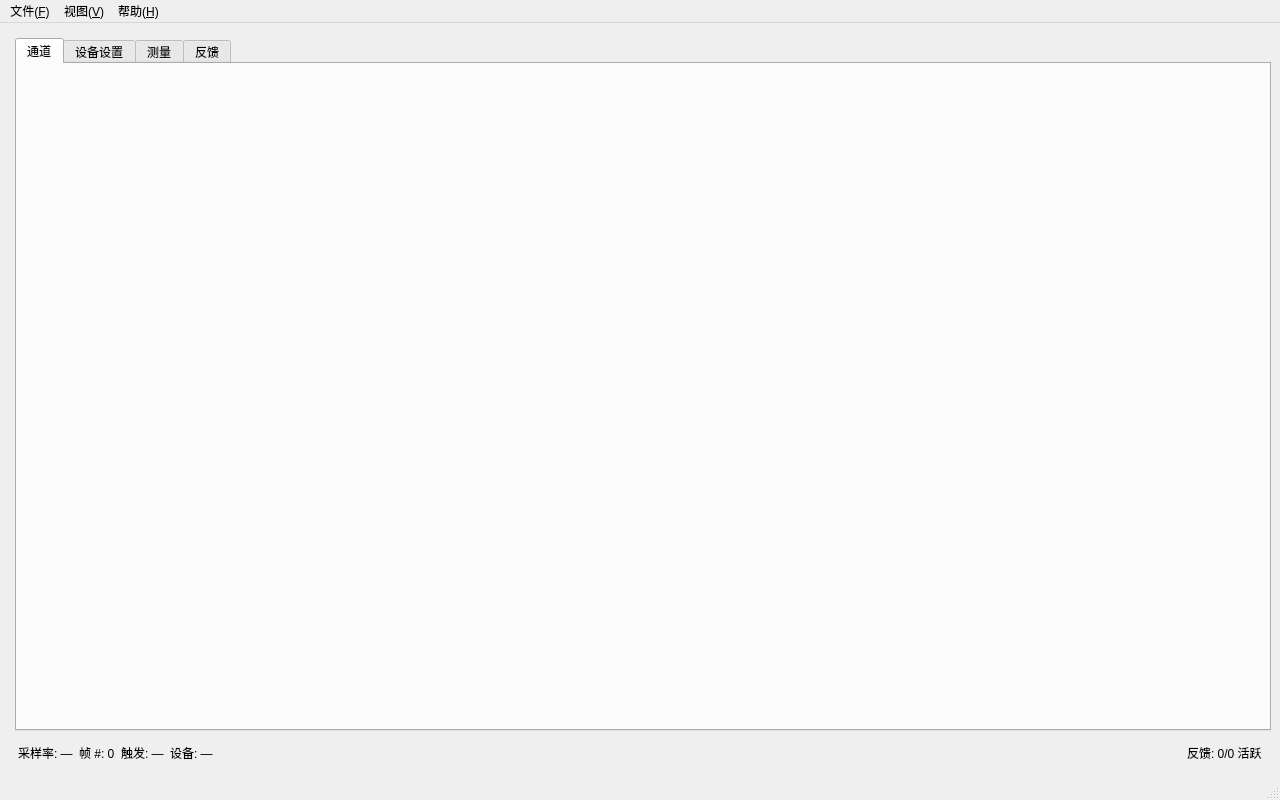
Carrollxiang/ART_Oscilloscope-, file scope/ui/main_window.ui: the form before one commit.
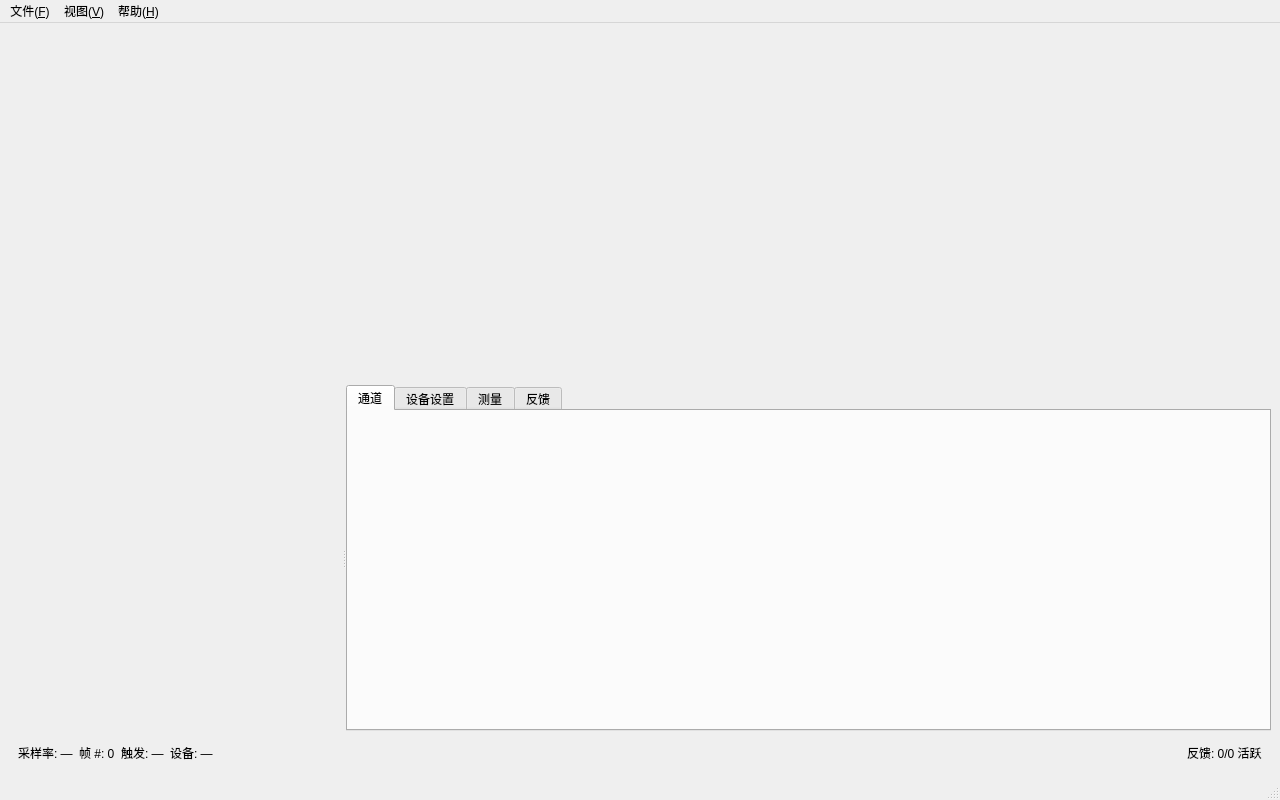
The form after the commit.

Commit message:
fix: 强制 stretch 2:1 + 水平分割 1:3
垂直:
- centralLayout.setStretch(0,2) waveform
- centralLayout.setStretch(1,1) bottomSplitter
- minHeight=0, maxHeight=16777215 无限制
- 拖拽窗口时按比例缩放

水平:
- bottomSplitter.setSizes([150, 450]) → 1:4 分割
- QSplitter 可拖拽调整

Patch:
```diff
--- a/scope/ui/main_window.ui
+++ b/scope/ui/main_window.ui
@@ -66,11 +66,11 @@
 
     <!-- 下: 迷你图(左) + 配置面板(右) -->
     <item stretch="1">
-     <layout class="QHBoxLayout" name="bottomArea">
-      <item stretch="1">
+     <widget class="QSplitter" name="bottomSplitter">
+      <property name="orientation">
+       <enum>Qt::Horizontal</enum>
+      </property>
        <widget class="QWidget" name="miniChartContainer"/>
-      </item>
-      <item stretch="3">
        <widget class="QTabWidget" name="bottomTabs">
 
         <!-- Tab 0: 通道 -->
@@ -108,8 +108,7 @@
          <layout class="QVBoxLayout" name="feedbackLayout"/>
         </widget>
        </widget>
-      </item>
-     </layout>
+      </widget>
     </item>
 
     <!-- 底部测量条 -->
```
Left out of the diff: 2 changed lines with no effect on the pictures. Lines whose indentation alone changed are shown as unchanged. The commit also changes 1 other file.
